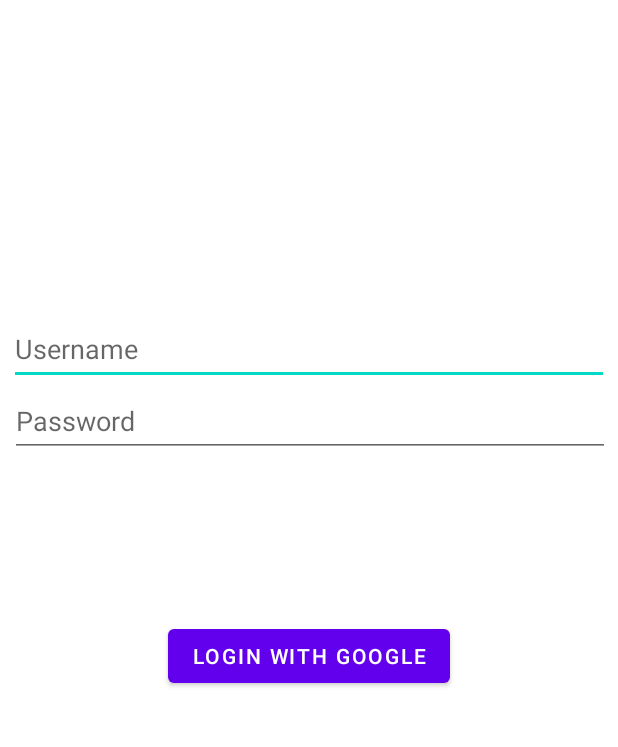
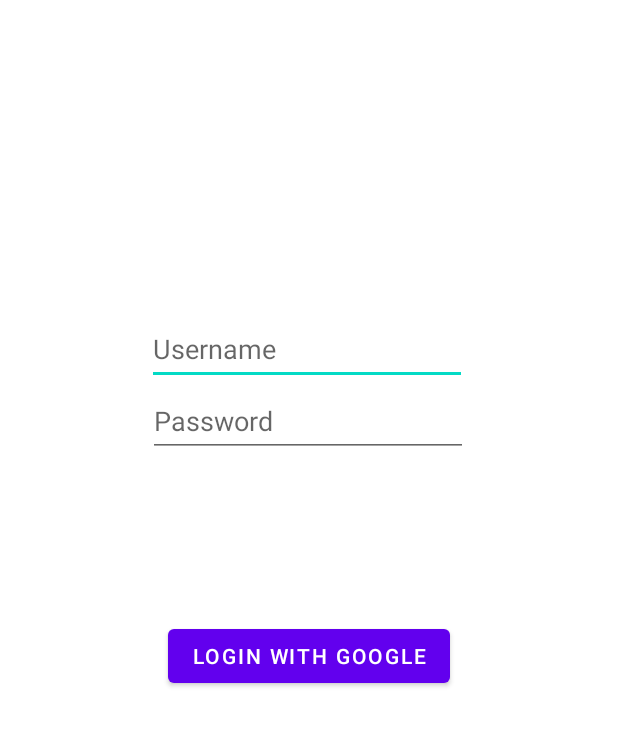
Before and after one commit to Yogesh9129/CSE3MAD, an Android app: the layout activity_login.xml on its own in the app's theme, with its tools: preview values and no code run, on a phone screen of 412 x 824 dp, the part 124-871 px from its top. Run offline under Robolectric (Android 15) with nearby library versions, the phone set to English and light mode, and no system bars.

```diff
--- a/app/build.gradle
+++ b/app/build.gradle
@@ -1,5 +1,6 @@
 plugins {
     id 'com.android.application'
+    id 'com.google.gms.google-services'
 }
 
 android {
@@ -33,6 +34,8 @@ dependencies {
     implementation 'androidx.appcompat:appcompat:1.6.1'
     implementation 'com.google.android.material:material:1.8.0'
     implementation 'androidx.constraintlayout:constraintlayout:2.1.4'
+    implementation 'com.google.firebase:firebase-firestore:24.1.1'
+    implementation 'com.google.firebase:firebase-auth:21.0.3'
     testImplementation 'junit:junit:4.13.2'
     androidTestImplementation 'androidx.test.ext:junit:1.1.5'
     androidTestImplementation 'androidx.test.espresso:espresso-core:3.5.1'
--- a/app/src/main/AndroidManifest.xml
+++ b/app/src/main/AndroidManifest.xml
@@ -14,6 +14,9 @@
         android:theme="@style/Theme.CSE3MAD_Flashcards"
         tools:targetApi="31">
         <activity
+            android:name=".LoginActivity"
+            android:exported="false" />
+        <activity
             android:name=".MainActivity"
             android:exported="true"
             android:label="@string/app_name"
--- a/app/src/main/java/com/example/deckadence/Deck.java
+++ b/app/src/main/java/com/example/deckadence/Deck.java
@@ -1,4 +1,4 @@
-package com.example.cse3mad_flashcards;
+package com.example.deckadence;
 
 import java.util.ArrayList;
 
--- a/app/src/main/java/com/example/deckadence/Flashcard.java
+++ b/app/src/main/java/com/example/deckadence/Flashcard.java
@@ -1,4 +1,4 @@
-package com.example.cse3mad_flashcards;
+package com.example.deckadence;
 
 public class Flashcard {
     private String question, answer;
--- a/app/src/main/res/layout/activity_login.xml
+++ b/app/src/main/res/layout/activity_login.xml
@@ -11,7 +11,7 @@
         android:layout_height="wrap_content"
         android:scaleX="2"
         android:scaleY="2"
-        android:text="@string/deckadence"
+        android:text="@string/app_name"
         app:layout_constraintBottom_toTopOf="@+id/editTextUsername"
         app:layout_constraintEnd_toEndOf="parent"
         app:layout_constraintStart_toStartOf="parent"
@@ -20,7 +20,7 @@
 
     <EditText
         android:id="@+id/editTextUsername"
-        android:layout_width="400dp"
+        android:layout_width="wrap_content"
         android:layout_height="48dp"
         android:autofillHints="username"
         android:ems="10"
@@ -35,7 +35,7 @@
 
     <EditText
         android:id="@+id/editTextPassword"
-        android:layout_width="400dp"
+        android:layout_width="wrap_content"
         android:layout_height="48dp"
         android:autofillHints="password"
         android:ems="10"
@@ -43,7 +43,7 @@
         android:inputType="textPassword"
         app:layout_constraintBottom_toBottomOf="parent"
         app:layout_constraintEnd_toEndOf="parent"
-        app:layout_constraintHorizontal_bias="0.545"
+        app:layout_constraintHorizontal_bias="0.497"
         app:layout_constraintStart_toStartOf="parent"
         app:layout_constraintTop_toBottomOf="@+id/editTextUsername"
         app:layout_constraintVertical_bias="0.0" />
--- a/app/src/main/res/values/strings.xml
+++ b/app/src/main/res/values/strings.xml
@@ -1,8 +1,7 @@
 <resources>
-    <string name="app_name">CSE3MAD Flashcards</string>
+    <string name="app_name">Deckadence</string>
     <string name="tab_text_1">Tab 1</string>
     <string name="tab_text_2">Tab 2</string>
-    <string name="deckadence">Deckadence</string>
     <string name="username">Username</string>
     <string name="password">Password</string>
     <string name="login_with_google">Login with Google</string>
```
Also changed, not shown: app/src/main/java/com/example/deckadence/LoginActivity.java (+2 -10 lines), app/src/main/java/com/example/deckadence/MainActivity.java (+10 -19 lines), app/src/main/res/layout/activity_main.xml (+16 -29 lines).
